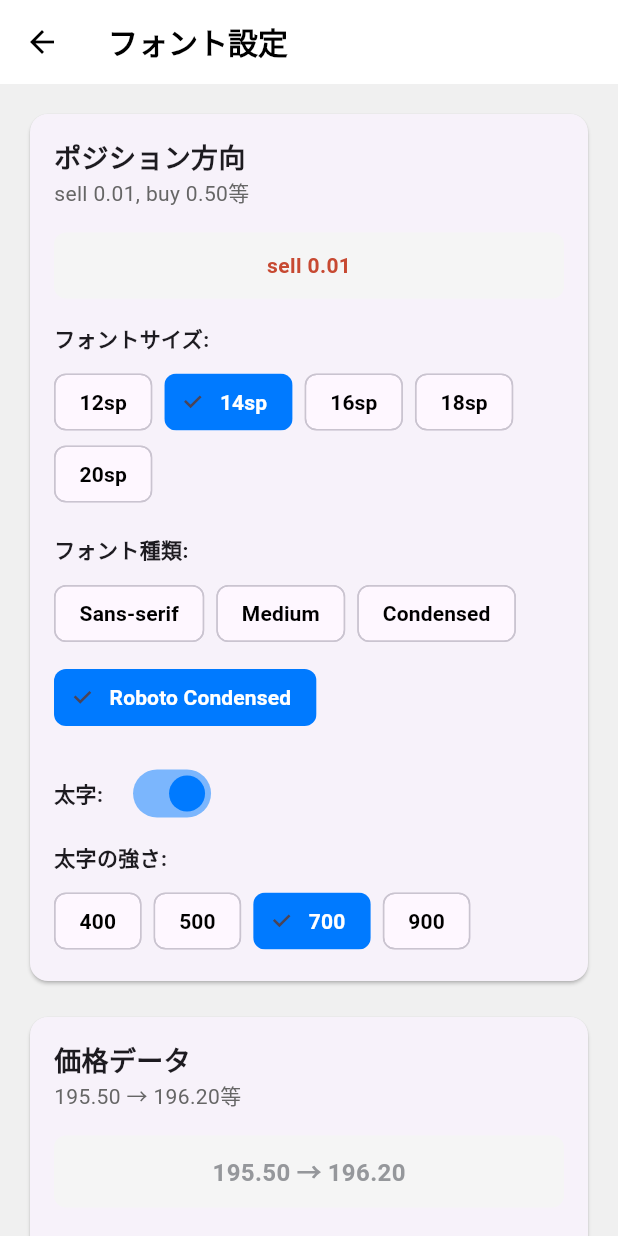
After one commit to onefiles/meta5-trading-app, a Flutter app: the screen it shows after launch, item 2 of the bottom bar chosen, after a tap on "フォント設定", on a phone screen of 412 x 824 dp. The commit adds this screen. Run offline on Flutter 3.47's test engine with Material 3 defaults, Android fonts, the phone set to English and light mode, and no system bars; our stand-ins replace flutter_slidable, shared_preferences, sqflite; accounts and stored records are empty; network calls fail; Roboto replaces fonts that are missing (Roboto Condensed, sans-serif).

Commit message:
Add FontProvider and FontSettingsScreen with dynamic font configuration

```diff
--- a/lib/main.dart
+++ b/lib/main.dart
@@ -8,6 +8,7 @@ import 'providers/order_provider.dart';
 import 'providers/price_provider.dart';
 import 'providers/history_provider.dart';
 import 'providers/alert_provider.dart';
+import 'providers/font_provider.dart';
 import 'services/notification_service.dart';
 
 void main() {
@@ -37,6 +38,7 @@ class Meta5App extends StatelessWidget {
         ChangeNotifierProvider(create: (_) => PriceProvider()),
         ChangeNotifierProvider(create: (_) => HistoryProvider()),
         ChangeNotifierProvider(create: (_) => AlertProvider()),
+        ChangeNotifierProvider(create: (_) => FontProvider()),
       ],
       child: isIOS
           ? CupertinoApp(
--- /dev/null
+++ b/lib/providers/font_provider.dart
@@ -0,0 +1,265 @@
+import 'package:flutter/material.dart';
+import 'package:shared_preferences/shared_preferences.dart';
+
+class FontProvider extends ChangeNotifier {
+  // フォント種類の定義
+  static const List<String> fontFamilies = [
+    'sans-serif',
+    'sans-serif-medium',
+    'sans-serif-condensed',
+    'Roboto Condensed',
+  ];
+
+  static const List<int> fontSizes = [12, 14, 16, 18, 20];
+  static const List<int> fontWeights = [400, 500, 700, 900];
+
+  // ポジション方向の設定
+  String _positionFontFamily = 'Roboto Condensed, sans-serif';
+  int _positionFontSize = 14;
+  int _positionFontWeight = 700;
+  bool _positionIsBold = true;
+
+  // 価格データの設定
+  String _priceFontFamily = 'Roboto Condensed, sans-serif';
+  int _priceFontSize = 16;
+  int _priceFontWeight = 700;
+  bool _priceIsBold = true;
+
+  // 損益の設定
+  String _profitFontFamily = 'Roboto Condensed, sans-serif';
+  int _profitFontSize = 14;
+  int _profitFontWeight = 700;
+  bool _profitIsBold = true;
+
+  // ゲッター
+  String get positionFontFamily => _positionFontFamily;
+  int get positionFontSize => _positionFontSize;
+  int get positionFontWeight => _positionFontWeight;
+  bool get positionIsBold => _positionIsBold;
+
+  String get priceFontFamily => _priceFontFamily;
+  int get priceFontSize => _priceFontSize;
+  int get priceFontWeight => _priceFontWeight;
+  bool get priceIsBold => _priceIsBold;
+
+  String get profitFontFamily => _profitFontFamily;
+  int get profitFontSize => _profitFontSize;
+  int get profitFontWeight => _profitFontWeight;
+  bool get profitIsBold => _profitIsBold;
+
+  FontProvider() {
+    _loadSettings();
+  }
+
+  // 設定の読み込み
+  Future<void> _loadSettings() async {
+    try {
+      final prefs = await SharedPreferences.getInstance();
+
+      _positionFontFamily = prefs.getString('position_font_family') ?? 'Roboto Condensed, sans-serif';
+      _positionFontSize = prefs.getInt('position_font_size') ?? 14;
+      _positionFontWeight = prefs.getInt('position_font_weight') ?? 700;
+      _positionIsBold = prefs.getBool('position_is_bold') ?? true;
+
+      _priceFontFamily = prefs.getString('price_font_family') ?? 'Roboto Condensed, sans-serif';
+      _priceFontSize = prefs.getInt('price_font_size') ?? 16;
+      _priceFontWeight = prefs.getInt('price_font_weight') ?? 700;
+      _priceIsBold = prefs.getBool('price_is_bold') ?? true;
+
+      _profitFontFamily = prefs.getString('profit_font_family') ?? 'Roboto Condensed, sans-serif';
+      _profitFontSize = prefs.getInt('profit_font_size') ?? 14;
+      _profitFontWeight = prefs.getInt('profit_font_weight') ?? 700;
+      _profitIsBold = prefs.getBool('profit_is_bold') ?? true;
+
+      notifyListeners();
+    } catch (e) {
+      print('Error loading font settings: $e');
+    }
+  }
+
+  // ポジション方向の設定更新
+  Future<void> updatePositionFont({
+    String? fontFamily,
+    int? fontSize,
+    int? fontWeight,
+    bool? isBold,
+  }) async {
+    final prefs = await SharedPreferences.getInstance();
+
+    if (fontFamily != null) {
+      _positionFontFamily = _mapFontFamily(fontFamily);
+      await prefs.setString('position_font_family', _positionFontFamily);
+    }
+    if (fontSize != null) {
+      _positionFontSize = fontSize;
+      await prefs.setInt('position_font_size', fontSize);
+    }
+    if (fontWeight != null) {
+      _positionFontWeight = fontWeight;
+      await prefs.setInt('position_font_weight', fontWeight);
+    }
+    if (isBold != null) {
+      _positionIsBold = isBold;
+      await prefs.setBool('position_is_bold', isBold);
+    }
+
+    notifyListeners();
+  }
+
+  // 価格データの設定更新
+  Future<void> updatePriceFont({
+    String? fontFamily,
+    int? fontSize,
+    int? fontWeight,
+    bool? isBold,
+  }) async {
+    final prefs = await SharedPreferences.getInstance();
+
+    if (fontFamily != null) {
+      _priceFontFamily = _mapFontFamily(fontFamily);
+      await prefs.setString('price_font_family', _priceFontFamily);
+    }
+    if (fontSize != null) {
+      _priceFontSize = fontSize;
+      await prefs.setInt('price_font_size', fontSize);
+    }
+    if (fontWeight != null) {
+      _priceFontWeight = fontWeight;
+      await prefs.setInt('price_font_weight', fontWeight);
+    }
+    if (isBold != null) {
+      _priceIsBold = isBold;
+      await prefs.setBool('price_is_bold', isBold);
+    }
+
+    notifyListeners();
+  }
+
+  // 損益の設定更新
+  Future<void> updateProfitFont({
+    String? fontFamily,
+    int? fontSize,
+    int? fontWeight,
+    bool? isBold,
+  }) async {
+    final prefs = await SharedPreferences.getInstance();
+
+    if (fontFamily != null) {
+      _profitFontFamily = _mapFontFamily(fontFamily);
+      await prefs.setString('profit_font_family', _profitFontFamily);
+    }
+    if (fontSize != null) {
+      _profitFontSize = fontSize;
+      await prefs.setInt('profit_font_size', fontSize);
+    }
+    if (fontWeight != null) {
+      _profitFontWeight = fontWeight;
+      await prefs.setInt('profit_font_weight', fontWeight);
+    }
+    if (isBold != null) {
+      _profitIsBold = isBold;
+      await prefs.setBool('profit_is_bold', isBold);
+    }
+
+    notifyListeners();
+  }
+
+  // フォント設定のリセット
+  Future<void> resetFontSettings() async {
+    final prefs = await SharedPreferences.getInstance();
+
+    // デフォルト値に戻す
+    _positionFontFamily = 'Roboto Condensed, sans-serif';
+    _positionFontSize = 14;
+    _positionFontWeight = 700;
+    _positionIsBold = true;
+
+    _priceFontFamily = 'Roboto Condensed, sans-serif';
+    _priceFontSize = 16;
+    _priceFontWeight = 700;
+    _priceIsBold = true;
+
+    _profitFontFamily = 'Roboto Condensed, sans-serif';
+    _profitFontSize = 14;
+    _profitFontWeight = 700;
+    _profitIsBold = true;
+
+    // SharedPreferencesからフォント設定を削除
+    await prefs.remove('position_font_family');
+    await prefs.remove('position_font_size');
+    await prefs.remove('position_font_weight');
+    await prefs.remove('position_is_bold');
+
+    await prefs.remove('price_font_family');
+    await prefs.remove('price_font_size');
+    await prefs.remove('price_font_weight');
+    await prefs.remove('price_is_bold');
+
+    await prefs.remove('profit_font_family');
+    await prefs.remove('profit_font_size');
+    await prefs.remove('profit_font_weight');
+    await prefs.remove('profit_is_bold');
+
+    notifyListeners();
+  }
+
+  // フォント名をマッピング
+  String _mapFontFamily(String fontFamily) {
+    switch (fontFamily) {
+      case 'sans-serif':
+        return 'Roboto, sans-serif';
+      case 'sans-serif-medium':
+        return 'Roboto Medium, sans-serif';
+      case 'sans-serif-condensed':
+        return 'Roboto Condensed, sans-serif';
+      case 'Roboto Condensed':
+        return 'Roboto Condensed, sans-serif';
+      default:
+        return 'Roboto Condensed, sans-serif';
+    }
+  }
+
+  // TextStyleを生成するヘルパーメソッド
+  TextStyle getPositionTextStyle({Color? color}) {
+    return TextStyle(
+      fontFamily: _positionFontFamily,
+      fontSize: _positionFontSize.toDouble(),
+      fontWeight: _positionIsBold ? FontWeight.values[_getFontWeightIndex(_positionFontWeight)] : FontWeight.normal,
+      color: color ?? Colors.black,
+    );
+  }
+
+  TextStyle getPriceTextStyle({Color? color}) {
+    return TextStyle(
+      fontFamily: _priceFontFamily,
+      fontSize: _priceFontSize.toDouble(),
+      fontWeight: _priceIsBold ? FontWeight.values[_getFontWeightIndex(_priceFontWeight)] : FontWeight.normal,
+      color: color ?? Colors.black,
+    );
+  }
+
+  TextStyle getProfitTextStyle({Color? color}) {
+    return TextStyle(
+      fontFamily: _profitFontFamily,
+      fontSize: _profitFontSize.toDouble(),
+      fontWeight: _profitIsBold ? FontWeight.values[_getFontWeightIndex(_profitFontWeight)] : FontWeight.normal,
+      color: color ?? Colors.black,
+    );
+  }
+
+  // FontWeightのインデックスを取得
+  int _getFontWeightIndex(int weight) {
+    switch (weight) {
+      case 400:
+        return 3; // FontWeight.w400
+      case 500:
+        return 4; // FontWeight.w500
+      case 700:
+        return 6; // FontWeight.w700
+      case 900:
+        return 8; // FontWeight.w900
+      default:
+        return 6; // FontWeight.w700 (default)
+    }
+  }
+}
--- a/lib/screens/chart_screen.dart
+++ b/lib/screens/chart_screen.dart
@@ -9,6 +9,7 @@ import '../models/trade_history.dart';
 import '../models/order.dart';
 import '../services/profit_calculator.dart';
 import 'chart_screen_ios.dart';
+import 'font_settings_screen.dart';
 
 class ChartScreen extends StatelessWidget {
   const ChartScreen({Key? key}) : super(key: key);
@@ -87,8 +88,51 @@ class _AccountManagementScreenState extends State<AccountManagementScreen> {
             _buildCreditBalanceSection(),
             const SizedBox(height: 16),
 
+            // フォント設定
+            _buildFontSection(),
+            const SizedBox(height: 16),
+
             // 設定・リセット
             _buildSettingsSection(),
+          ],
+        ),
+      ),
+    );
+  }
+
+  Widget _buildFontSection() {
+    return Card(
+      child: Padding(
+        padding: const EdgeInsets.all(16),
+        child: Column(
+          crossAxisAlignment: CrossAxisAlignment.start,
+          children: [
+            const Text(
+              'フォント設定',
+              style: TextStyle(
+                fontSize: 18,
+                fontWeight: FontWeight.bold,
+              ),
+            ),
+            const SizedBox(height: 12),
+            SizedBox(
+              width: double.infinity,
+              child: ElevatedButton(
+                onPressed: () {
+                  Navigator.push(
+                    context,
+                    MaterialPageRoute(
+                      builder: (context) => const FontSettingsScreen(),
+                    ),
+                  );
+                },
+                style: ElevatedButton.styleFrom(
+                  backgroundColor: Colors.purple,
+                  foregroundColor: Colors.white,
+                ),
+                child: const Text('フォント設定'),
+              ),
+            ),
           ],
         ),
       ),
--- /dev/null
+++ b/lib/screens/font_settings_screen.dart
@@ -0,0 +1,323 @@
+import 'package:flutter/material.dart';
+import 'package:provider/provider.dart';
+import '../providers/font_provider.dart';
+import '../utils/platform_helper.dart';
+
+class FontSettingsScreen extends StatelessWidget {
+  const FontSettingsScreen({Key? key}) : super(key: key);
+
+  @override
+  Widget build(BuildContext context) {
+    return Scaffold(
+      backgroundColor: const Color(0xFFf0f0f0),
+      appBar: AppBar(
+        backgroundColor: Colors.white,
+        elevation: 0,
+        title: const Text(
+          'フォント設定',
+          style: TextStyle(
+            color: Colors.black,
+            fontSize: 20,
+            fontWeight: FontWeight.bold,
+          ),
+        ),
+        leading: IconButton(
+          icon: const Icon(Icons.arrow_back, color: Colors.black),
+          onPressed: () => Navigator.pop(context),
+        ),
+      ),
+      body: Consumer<FontProvider>(
+        builder: (context, fontProvider, child) {
+          return SingleChildScrollView(
+            padding: const EdgeInsets.all(16),
+            child: Column(
+              crossAxisAlignment: CrossAxisAlignment.start,
+              children: [
+                // ポジション方向設定
+                _buildFontSettingCard(
+                  title: 'ポジション方向',
+                  subtitle: 'sell 0.01, buy 0.50等',
+                  currentFontFamily: fontProvider.positionFontFamily,
+                  currentFontSize: fontProvider.positionFontSize,
+                  currentFontWeight: fontProvider.positionFontWeight,
+                  currentIsBold: fontProvider.positionIsBold,
+                  onFontFamilyChanged: (value) => fontProvider.updatePositionFont(fontFamily: value),
+                  onFontSizeChanged: (value) => fontProvider.updatePositionFont(fontSize: value),
+                  onFontWeightChanged: (value) => fontProvider.updatePositionFont(fontWeight: value),
+                  onBoldChanged: (value) => fontProvider.updatePositionFont(isBold: value),
+                  previewText: 'sell 0.01',
+                  previewColor: const Color(0xFFc74932),
+                  fontProvider: fontProvider,
+                  fontType: 'position',
+                ),
+                const SizedBox(height: 16),
+
+                // 価格データ設定
+                _buildFontSettingCard(
+                  title: '価格データ',
+                  subtitle: '195.50 → 196.20等',
+                  currentFontFamily: fontProvider.priceFontFamily,
+                  currentFontSize: fontProvider.priceFontSize,
+                  currentFontWeight: fontProvider.priceFontWeight,
+                  currentIsBold: fontProvider.priceIsBold,
+                  onFontFamilyChanged: (value) => fontProvider.updatePriceFont(fontFamily: value),
+                  onFontSizeChanged: (value) => fontProvider.updatePriceFont(fontSize: value),
+                  onFontWeightChanged: (value) => fontProvider.updatePriceFont(fontWeight: value),
+                  onBoldChanged: (value) => fontProvider.updatePriceFont(isBold: value),
+                  previewText: '195.50 → 196.20',
+                  previewColor: const Color(0xFF95979b),
+                  fontProvider: fontProvider,
+                  fontType: 'price',
+                ),
+                const SizedBox(height: 16),
+
+                // 損益設定
+                _buildFontSettingCard(
+                  title: '損益表示',
+                  subtitle: '利益・損失の表示',
+                  currentFontFamily: fontProvider.profitFontFamily,
+                  currentFontSize: fontProvider.profitFontSize,
+                  currentFontWeight: fontProvider.profitFontWeight,
+                  currentIsBold: fontProvider.profitIsBold,
+                  onFontFamilyChanged: (value) => fontProvider.updateProfitFont(fontFamily: value),
+                  onFontSizeChanged: (value) => fontProvider.updateProfitFont(fontSize: value),
+                  onFontWeightChanged: (value) => fontProvider.updateProfitFont(fontWeight: value),
+                  onBoldChanged: (value) => fontProvider.updateProfitFont(isBold: value),
+                  previewText: '+5,420.00',
+                  previewColor: const Color(0xFF1777e7),
+                  fontProvider: fontProvider,
+                  fontType: 'profit',
+                ),
+                const SizedBox(height: 32),
+
+                // リセットボタン
+                SizedBox(
+                  width: double.infinity,
+                  child: ElevatedButton(
+                    onPressed: () => _showResetDialog(context, fontProvider),
+                    style: ElevatedButton.styleFrom(
+                      backgroundColor: Colors.red.shade800,
+                      foregroundColor: Colors.white,
+                      padding: const EdgeInsets.symmetric(vertical: 16),
+                    ),
+                    child: const Text(
+                      'フォント設定をリセット',
+                      style: TextStyle(fontSize: 16, fontWeight: FontWeight.bold),
+                    ),
+                  ),
+                ),
+              ],
+            ),
+          );
+        },
+      ),
+    );
+  }
+
+  Widget _buildFontSettingCard({
+    required String title,
+    required String subtitle,
+    required String currentFontFamily,
+    required int currentFontSize,
+    required int currentFontWeight,
+    required bool currentIsBold,
+    required Function(String) onFontFamilyChanged,
+    required Function(int) onFontSizeChanged,
+    required Function(int) onFontWeightChanged,
+    required Function(bool) onBoldChanged,
+    required String previewText,
+    required Color previewColor,
+    required FontProvider fontProvider,
+    required String fontType,
+  }) {
+    return Card(
+      child: Padding(
+        padding: const EdgeInsets.all(16),
+        child: Column(
+          crossAxisAlignment: CrossAxisAlignment.start,
+          children: [
+            // タイトル
+            Text(
+              title,
+              style: const TextStyle(
+                fontSize: 18,
+                fontWeight: FontWeight.bold,
+              ),
+            ),
+            Text(
+              subtitle,
+              style: const TextStyle(
+                fontSize: 14,
+                color: Color(0xFF666666),
+              ),
+            ),
+            const SizedBox(height: 16),
+
+            // プレビュー
+            Container(
+              width: double.infinity,
+              padding: const EdgeInsets.all(12),
+              decoration: BoxDecoration(
+                color: Colors.grey.shade100,
+                borderRadius: BorderRadius.circular(8),
+              ),
+              child: Center(
+                child: Text(
+                  previewText,
+                  style: _getPreviewTextStyle(fontProvider, fontType, previewColor),
+                ),
+              ),
+            ),
+            const SizedBox(height: 16),
+
+            // フォントサイズ選択
+            const Text('フォントサイズ:', style: TextStyle(fontWeight: FontWeight.bold)),
+            const SizedBox(height: 8),
+            Wrap(
+              spacing: 8,
+              children: FontProvider.fontSizes.map((size) {
+                final isSelected = size == currentFontSize;
+                return ChoiceChip(
+                  label: Text('${size}sp'),
+                  selected: isSelected,
+                  onSelected: (selected) {
+                    if (selected) onFontSizeChanged(size);
+                  },
+                  selectedColor: const Color(0xFF007aff),
+                  labelStyle: TextStyle(
+                    color: isSelected ? Colors.white : Colors.black,
+                    fontWeight: FontWeight.bold,
+                  ),
+                );
+              }).toList(),
+            ),
+            const SizedBox(height: 16),
+
+            // フォント種類選択
+            const Text('フォント種類:', style: TextStyle(fontWeight: FontWeight.bold)),
+            const SizedBox(height: 8),
+            Wrap(
+              spacing: 8,
+              runSpacing: 8,
+              children: FontProvider.fontFamilies.map((family) {
+                final isSelected = _getFamilyKey(currentFontFamily) == family;
+                return ChoiceChip(
+                  label: Text(_getFamilyDisplayName(family)),
+                  selected: isSelected,
+                  onSelected: (selected) {
+                    if (selected) onFontFamilyChanged(family);
+                  },
+                  selectedColor: const Color(0xFF007aff),
+                  labelStyle: TextStyle(
+                    color: isSelected ? Colors.white : Colors.black,
+                    fontWeight: FontWeight.bold,
+                  ),
+                );
+              }).toList(),
+            ),
+            const SizedBox(height: 16),
+
+            // Bold設定
+            Row(
+              children: [
+                const Text('太字:', style: TextStyle(fontWeight: FontWeight.bold)),
+                const SizedBox(width: 16),
+                Switch(
+                  value: currentIsBold,
+                  onChanged: onBoldChanged,
+                  activeColor: const Color(0xFF007aff),
+                ),
+              ],
+            ),
+
+            // Bold数値選択（Boldが有効な場合のみ）
+            if (currentIsBold) ...[
+              const SizedBox(height: 8),
+              const Text('太字の強さ:', style: TextStyle(fontWeight: FontWeight.bold)),
+              const SizedBox(height: 8),
+              Wrap(
+                spacing: 8,
+                children: FontProvider.fontWeights.map((weight) {
+                  final isSelected = weight == currentFontWeight;
+                  return ChoiceChip(
+                    label: Text(weight.toString()),
+                    selected: isSelected,
+                    onSelected: (selected) {
+                      if (selected) onFontWeightChanged(weight);
+                    },
+                    selectedColor: const Color(0xFF007aff),
+                    labelStyle: TextStyle(
+                      color: isSelected ? Colors.white : Colors.black,
+                      fontWeight: FontWeight.bold,
+                    ),
+                  );
+                }).toList(),
+              ),
+            ],
+          ],
+        ),
+      ),
+    );
+  }
+
+  TextStyle _getPreviewTextStyle(FontProvider fontProvider, String fontType, Color color) {
+    switch (fontType) {
+      case 'position':
+        return fontProvider.getPositionTextStyle(color: color);
+      case 'price':
+        return fontProvider.getPriceTextStyle(color: color);
+      case 'profit':
+        return fontProvider.getProfitTextStyle(color: color);
+      default:
+        return TextStyle(color: color);
+    }
+  }
+
+  String _getFamilyKey(String fullFontFamily) {
+    if (fullFontFamily.contains('Roboto Condensed')) return 'Roboto Condensed';
+    if (fullFontFamily.contains('Roboto Medium')) return 'sans-serif-medium';
+    if (fullFontFamily.contains('Roboto,')) return 'sans-serif';
+    return 'sans-serif-condensed';
+  }
+
+  String _getFamilyDisplayName(String family) {
+    switch (family) {
+      case 'sans-serif':
+        return 'Sans-serif';
+      case 'sans-serif-medium':
+        return 'Medium';
+      case 'sans-serif-condensed':
+        return 'Condensed';
+      case 'Roboto Condensed':
+        return 'Roboto Condensed';
+      default:
+        return family;
+    }
+  }
+
+  void _showResetDialog(BuildContext context, FontProvider fontProvider) {
+    showDialog(
+      context: context,
+      builder: (context) => AlertDialog(
+        title: const Text('フォント設定リセット'),
+        content: const Text('全てのフォント設定を初期値に戻しますか？'),
+        actions: [
+          TextButton(
+            onPressed: () => Navigator.pop(context),
+            child: const Text('キャンセル'),
+          ),
+          TextButton(
+            onPressed: () async {
+              await fontProvider.resetFontSettings();
+              Navigator.pop(context);
+              ScaffoldMessenger.of(context).showSnackBar(
+                const SnackBar(content: Text('フォント設定をリセットしました')),
+              );
+            },
+            child: const Text('リセット', style: TextStyle(color: Colors.red)),
+          ),
+        ],
+      ),
+    );
+  }
+}
```
